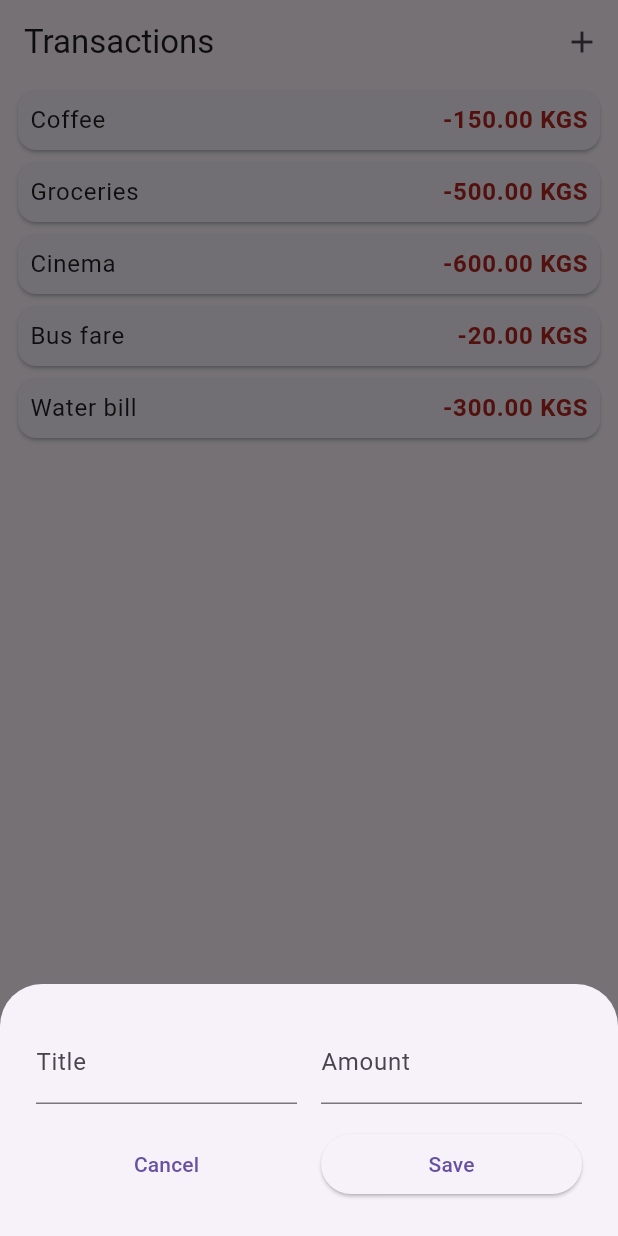
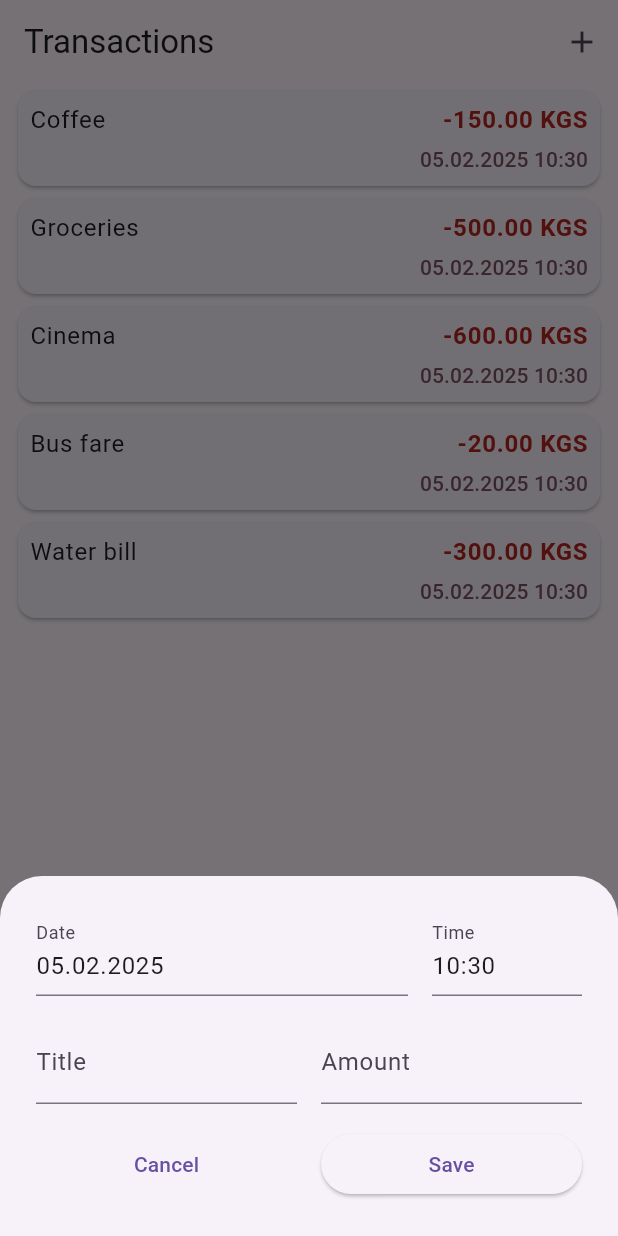
Before and after one commit to sylvix/personal_finance, a Flutter app: the screen it shows after launch, after a tap on the "add" icon, on a phone screen of 412 x 824 dp. Run offline on Flutter 3.47's test engine with Material 3 defaults, Android fonts, the phone set to English and light mode, and no system bars.

Commit message:
Added date/time pickers for transaction

```diff
--- /dev/null
+++ b/lib/helpers/format_datetime.dart
@@ -0,0 +1,30 @@
+import 'package:flutter/material.dart';
+
+String _zeroPad(int dateTimeValue) {
+  if (dateTimeValue < 10) {
+    return '0$dateTimeValue';
+  }
+  return dateTimeValue.toString();
+}
+
+String formatDate(DateTime dateTime) {
+  final day = _zeroPad(dateTime.day);
+  final month = _zeroPad(dateTime.month);
+  final year = dateTime.year;
+
+  return '$day.$month.$year';
+}
+
+String formatTime(TimeOfDay time) {
+  final hour = _zeroPad(time.hour);
+  final minute = _zeroPad(time.minute);
+
+  return '$hour:$minute';
+}
+
+String formatDateTime(DateTime dateTime) {
+  // 29.01.2025 10:43
+  final date = formatDate(dateTime);
+  final time = formatTime(TimeOfDay.fromDateTime(dateTime));
+  return '$date $time';
+}
--- a/lib/models/transaction.dart
+++ b/lib/models/transaction.dart
@@ -1,8 +1,13 @@
 class Transaction {
   final String title;
   final double amount;
+  final DateTime dateTime;
 
-  Transaction({required this.title, required this.amount});
+  Transaction({
+    required this.title,
+    required this.amount,
+    required this.dateTime,
+  });
 
   String get formattedAmount {
     return '-${amount.toStringAsFixed(2)} KGS';
--- a/lib/personal_finance.dart
+++ b/lib/personal_finance.dart
@@ -12,11 +12,11 @@ class PersonalFinance extends StatefulWidget {
 
 class _PersonalFinanceState extends State<PersonalFinance> {
   List<Transaction> transactions = [
-    Transaction(title: 'Coffee', amount: 150),
-    Transaction(title: 'Groceries', amount: 500),
-    Transaction(title: 'Cinema', amount: 600),
-    Transaction(title: 'Bus fare', amount: 20),
-    Transaction(title: 'Water bill', amount: 300),
+    Transaction(title: 'Coffee', amount: 150, dateTime: DateTime.now()),
+    Transaction(title: 'Groceries', amount: 500, dateTime: DateTime.now()),
+    Transaction(title: 'Cinema', amount: 600, dateTime: DateTime.now()),
+    Transaction(title: 'Bus fare', amount: 20, dateTime: DateTime.now()),
+    Transaction(title: 'Water bill', amount: 300, dateTime: DateTime.now()),
   ];
 
   void addTransaction(Transaction newTransaction) {
--- a/lib/widgets/new_transaction.dart
+++ b/lib/widgets/new_transaction.dart
@@ -1,4 +1,5 @@
 import 'package:flutter/material.dart';
+import 'package:personal_finance/helpers/format_datetime.dart';
 import 'package:personal_finance/models/transaction.dart';
 
 class NewTransaction extends StatefulWidget {
@@ -12,16 +13,72 @@ class NewTransaction extends StatefulWidget {
 class _NewTransactionState extends State<NewTransaction> {
   var title = '';
   var amount = '';
+  var selectedDate = DateTime.now();
+  var selectedTimeOfDay = TimeOfDay.now();
+
+  final dateController = TextEditingController();
+  final timeController = TextEditingController();
+
+  @override
+  void initState() {
+    super.initState();
+    dateController.text = formatDate(selectedDate);
+    timeController.text = formatTime(selectedTimeOfDay);
+  }
 
   void onCanceled() {
     Navigator.pop(context);
   }
 
   void onSaved() {
-    final newTransaction =
-        Transaction(title: title, amount: double.parse(amount));
+    final dateTime = DateTime(
+      selectedDate.year,
+      selectedDate.month,
+      selectedDate.day,
+      selectedTimeOfDay.hour,
+      selectedTimeOfDay.minute,
+    );
+    final newTransaction = Transaction(
+      title: title,
+      amount: double.parse(amount),
+      dateTime: dateTime,
+    );
     widget.onTransactionCreated(newTransaction);
     Navigator.pop(context);
+  }
+
+  void onDateTap() async {
+    final now = DateTime.now();
+    final firstDate = DateTime(now.year - 1, now.month, now.day);
+    final lastDate = DateTime(now.year + 1, now.month, now.day);
+
+    final dateFromUser = await showDatePicker(
+      context: context,
+      firstDate: firstDate,
+      lastDate: lastDate,
+      initialDate: selectedDate,
+    );
+
+    if (dateFromUser != null) {
+      setState(() {
+        selectedDate = dateFromUser;
+        dateController.text = formatDate(dateFromUser);
+      });
+    }
+  }
+
+  void onTimeTap() async {
+    final pickedTime = await showTimePicker(
+      context: context,
+      initialTime: selectedTimeOfDay,
+    );
+
+    if (pickedTime != null) {
+      setState(() {
+        selectedTimeOfDay = pickedTime;
+        timeController.text = formatTime(pickedTime);
+      });
+    }
   }
 
   @override
@@ -33,6 +90,29 @@ class _NewTransactionState extends State<NewTransaction> {
       child: Column(
         mainAxisSize: MainAxisSize.min,
         children: [
+          Row(
+            children: [
+              Expanded(
+                child: TextField(
+                  onTap: onDateTap,
+                  readOnly: true,
+                  controller: dateController,
+                  decoration: InputDecoration(label: Text('Date')),
+                ),
+              ),
+              SizedBox(width: 16),
+              SizedBox(
+                width: 100,
+                child: TextField(
+                  onTap: onTimeTap,
+                  readOnly: true,
+                  controller: timeController,
+                  decoration: InputDecoration(label: Text('Time')),
+                ),
+              ),
+            ],
+          ),
+          SizedBox(height: 16),
           Row(
             children: [
               Expanded(
--- a/lib/widgets/transaction_card.dart
+++ b/lib/widgets/transaction_card.dart
@@ -1,4 +1,5 @@
 import 'package:flutter/material.dart';
+import 'package:personal_finance/helpers/format_datetime.dart';
 import 'package:personal_finance/models/transaction.dart';
 
 class TransactionCard extends StatelessWidget {
@@ -9,11 +10,14 @@ class TransactionCard extends StatelessWidget {
   Widget build(BuildContext context) {
     final theme = Theme.of(context);
     final bodyLargeStyle = theme.textTheme.bodyLarge!;
+    final titleSmallStyle = theme.textTheme.titleSmall!;
 
     return Card(
       child: Padding(
         padding: const EdgeInsets.all(8.0),
-        child: Row(
+        child: Column(
+          children: [
+            Row(
               mainAxisAlignment: MainAxisAlignment.spaceBetween,
               children: [
                 Text(
@@ -29,6 +33,20 @@ class TransactionCard extends StatelessWidget {
                 ),
               ],
             ),
+            SizedBox(height: 4),
+            Row(
+              mainAxisAlignment: MainAxisAlignment.end,
+              children: [
+                Text(
+                  formatDateTime(transaction.dateTime),
+                  style: titleSmallStyle.copyWith(
+                    color: theme.colorScheme.tertiary,
+                  ),
+                ),
+              ],
+            ),
+          ],
+        ),
       ),
     );
   }
```
Lines whose indentation alone changed are shown as unchanged.
